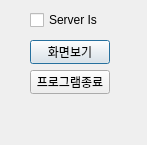
Above: jsonserver/traymenu.ui from iAmVeryQT/jsonchat_hanjin before the change. Below: the same form after it.
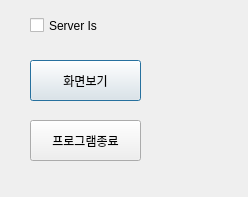
That is the form after the change.

Diff of the .ui file:
```diff
--- a/jsonserver/traymenu.ui
+++ b/jsonserver/traymenu.ui
@@ -6,8 +6,8 @@
    <rect>
     <x>0</x>
     <y>0</y>
-    <width>147</width>
-    <height>145</height>
+    <width>248</width>
+    <height>197</height>
    </rect>
   </property>
   <property name="windowTitle">
@@ -17,9 +17,9 @@
    <property name="geometry">
     <rect>
      <x>30</x>
-     <y>40</y>
-     <width>80</width>
-     <height>24</height>
+     <y>60</y>
+     <width>111</width>
+     <height>41</height>
     </rect>
    </property>
    <property name="text">
@@ -30,9 +30,9 @@
    <property name="geometry">
     <rect>
      <x>30</x>
-     <y>70</y>
-     <width>80</width>
-     <height>24</height>
+     <y>120</y>
+     <width>111</width>
+     <height>41</height>
     </rect>
    </property>
    <property name="text">
@@ -44,8 +44,8 @@
     <rect>
      <x>30</x>
      <y>10</y>
-     <width>87</width>
-     <height>20</height>
+     <width>111</width>
+     <height>31</height>
     </rect>
    </property>
    <property name="text">
```
